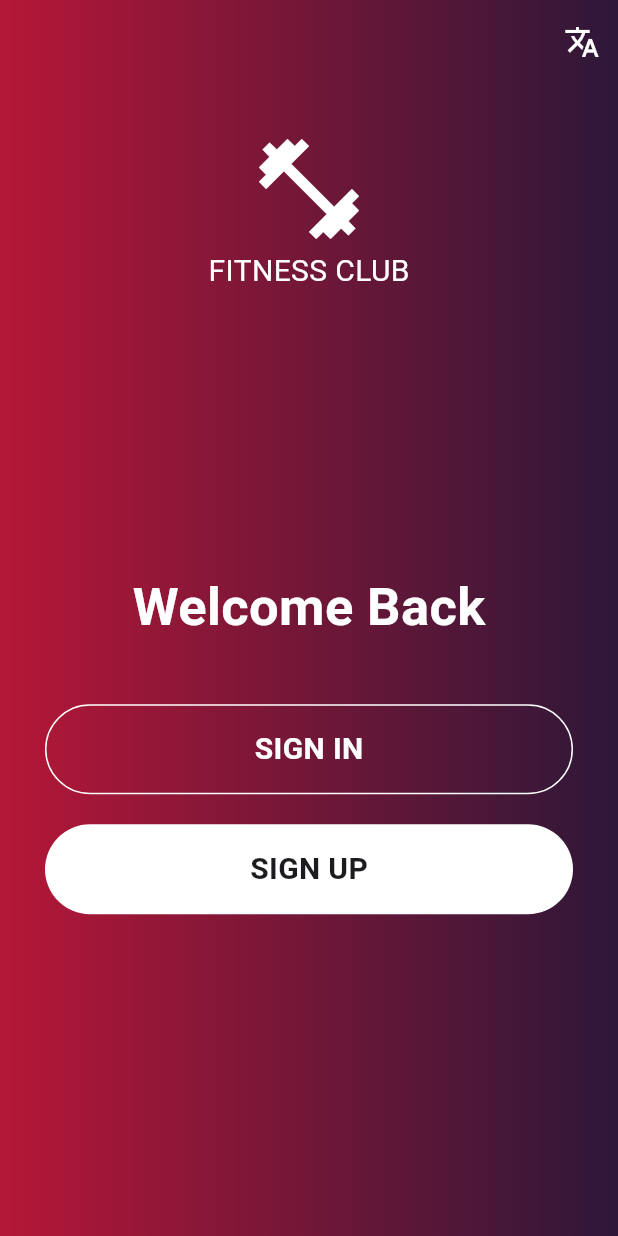
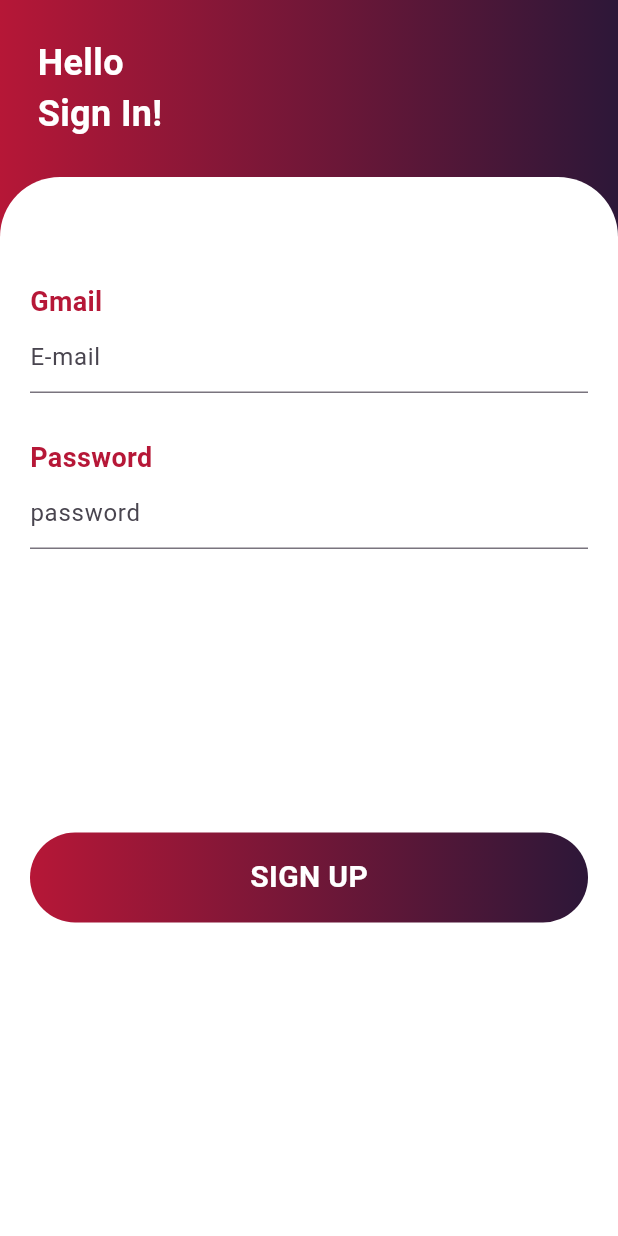
Before and after one commit to Mirzaazmath/flutter_localization_example, a Flutter app: the screen it shows after launch, on a phone screen of 412 x 824 dp. Run offline on Flutter 3.47's test engine with Material 3 defaults, Android fonts, the phone set to English and light mode, and no system bars; our stand-ins replace shared_preferences; generated files the repository leaves out were written again.

Commit message:
added login screen

```diff
--- a/lib/main.dart
+++ b/lib/main.dart
@@ -2,6 +2,7 @@ import 'package:flutter/material.dart';
 import 'package:flutter_locallization_example/providers/change_language_provider.dart';
 import 'package:flutter_localizations/flutter_localizations.dart';
 import 'package:flutter_gen/gen_l10n/app_localizations.dart';
+import 'package:flutter_locallization_example/screens/login_screen.dart';
 import 'package:flutter_locallization_example/screens/onboard_screen.dart';
 import 'package:provider/provider.dart';
 import 'package:shared_preferences/shared_preferences.dart';
@@ -34,6 +35,10 @@ class MyApp extends StatelessWidget {
             }
           }
           return MaterialApp(
+            theme: ThemeData(
+              primaryColor: Color(0xffb61737),
+              primaryColorDark: Color(0xff2d1738)
+            ),
             debugShowCheckedModeBanner: false,
             locale:provider.appLocale,
             localizationsDelegates: [
@@ -43,7 +48,7 @@ class MyApp extends StatelessWidget {
               GlobalWidgetsLocalizations.delegate,
             ],
             supportedLocales: [Locale('en'), Locale('es')],
-            home: OnboardScreen(),
+            home: LoginScreen(),
           );
         },
       ),
--- /dev/null
+++ b/lib/screens/login_screen.dart
@@ -0,0 +1,88 @@
+import 'package:flutter/material.dart';
+
+class LoginScreen extends StatelessWidget {
+  const LoginScreen({super.key});
+
+  @override
+  Widget build(BuildContext context) {
+    return  Container(
+      decoration: BoxDecoration(
+        gradient: LinearGradient(
+          colors: [Theme.of(context).primaryColor, Theme.of(context).primaryColorDark],
+        ),
+      ),
+      child: Scaffold(
+        backgroundColor: Colors.transparent,
+
+        body: SafeArea(
+          child: Column(
+            crossAxisAlignment: CrossAxisAlignment.start,
+            mainAxisAlignment: MainAxisAlignment.center,
+            children: [
+              Padding(
+                padding: const EdgeInsets.all(25),
+                child: Text(
+                  "Hello\nSign In!",
+                  style: TextStyle(
+                    color: Colors.white,
+                    fontWeight: FontWeight.bold,
+                    fontSize:24,
+                  ),
+                ),
+              ),
+              Expanded(child: Container(
+                width: double.infinity,
+                padding: EdgeInsets.all(20),
+                decoration: BoxDecoration(
+                  color: Colors.white,
+                  borderRadius: BorderRadius.vertical(top: Radius.circular(40)),
+
+                ),
+                child: Column(
+                  crossAxisAlignment: CrossAxisAlignment.start,
+                  children: [
+                    SizedBox(height: 50,),
+                    Text("Gmail",style: TextStyle(color: Theme.of(context).primaryColor,fontWeight: FontWeight.w600,fontSize: 18),),
+                    TextFormField(
+                      decoration: InputDecoration(
+                        hintText: "E-mail"
+
+                      ),
+                    ),
+                    SizedBox(height: 30,),
+                    Text("Password",style: TextStyle(color: Theme.of(context).primaryColor,fontWeight: FontWeight.w600,fontSize: 18),),
+                    TextFormField(
+                      decoration: InputDecoration(
+                          hintText: "password"
+
+                      ),
+                    ),
+                    Spacer(),
+                    Container(
+                      height: 60,
+                      decoration: BoxDecoration(
+                        gradient: LinearGradient(
+                          colors: [Theme.of(context).primaryColor, Theme.of(context).primaryColorDark],
+                        ),
+                        borderRadius: BorderRadius.circular(100),
+                      ),
+                      alignment: Alignment.center,
+                      child: Text(
+                        "SIGN UP",
+                        style: TextStyle(fontWeight: FontWeight.bold, fontSize: 20,color: Colors.white),
+                      ),
+                    ),
+                    Spacer(),
+
+
+                  ],
+                ),
+              ))
+
+            ],
+          ),
+        ),
+      ),
+    );
+  }
+}
--- a/lib/screens/onboard_screen.dart
+++ b/lib/screens/onboard_screen.dart
@@ -12,7 +12,7 @@ class OnboardScreen extends StatelessWidget {
     return Container(
       decoration: BoxDecoration(
         gradient: LinearGradient(
-          colors: [Color(0xffb61737), Color(0xff2d1738)],
+          colors: [Theme.of(context).primaryColor, Theme.of(context).primaryColorDark],
         ),
       ),
       child: Scaffold(
```
